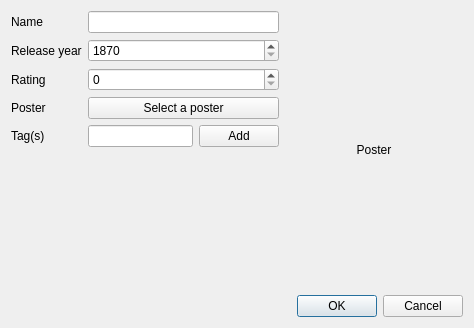
AmbreM71/MovieManager, file Dialogs/EditMovieDialog.ui: the form before one commit.
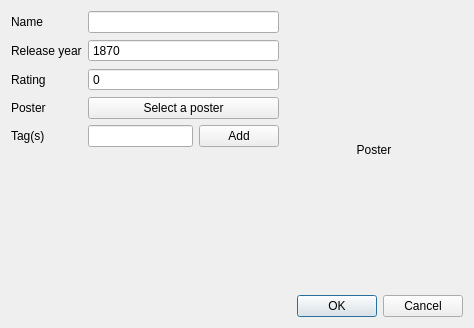
The form after the commit.

Commit message: Hide spinbox arrows

Patch:
```diff
--- a/Dialogs/EditMovieDialog.ui
+++ b/Dialogs/EditMovieDialog.ui
@@ -51,6 +51,9 @@
      </item>
      <item row="2" column="1">
       <widget class="QSpinBox" name="RatingInput">
+       <property name="buttonSymbols">
+        <enum>QAbstractSpinBox::NoButtons</enum>
+       </property>
        <property name="maximum">
         <number>10</number>
        </property>
@@ -58,6 +61,9 @@
      </item>
      <item row="1" column="1">
       <widget class="QSpinBox" name="ReleaseYearInput">
+       <property name="buttonSymbols">
+        <enum>QAbstractSpinBox::NoButtons</enum>
+       </property>
        <property name="minimum">
         <number>1870</number>
        </property>
```
The commit also changes 5 other files.
